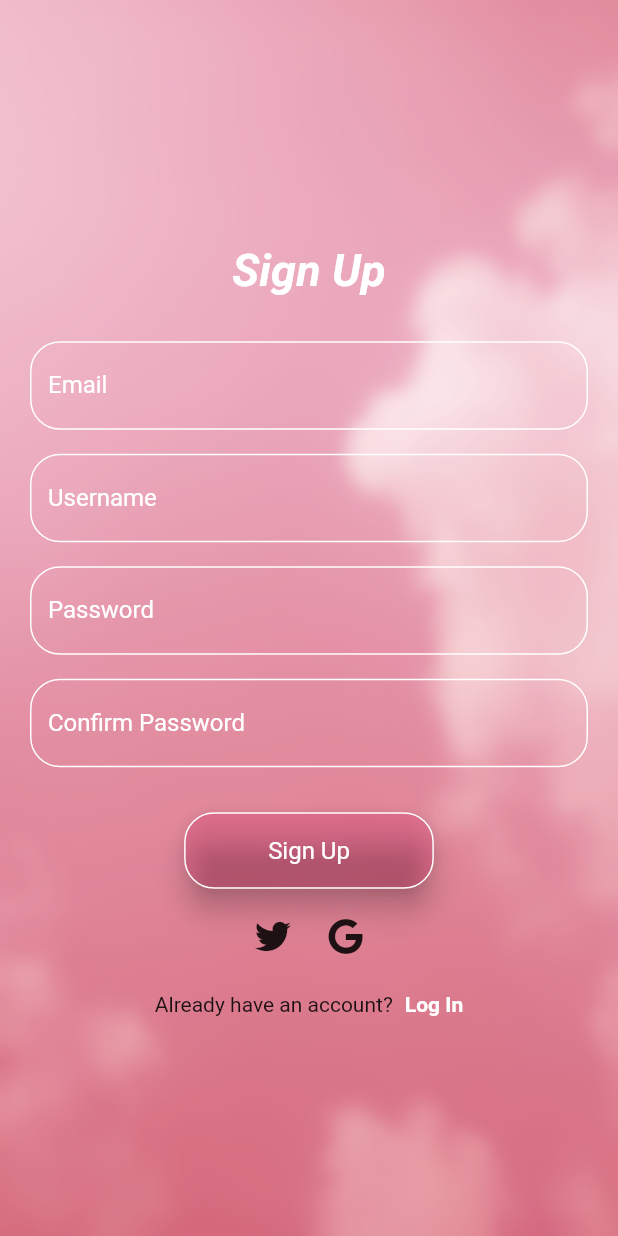
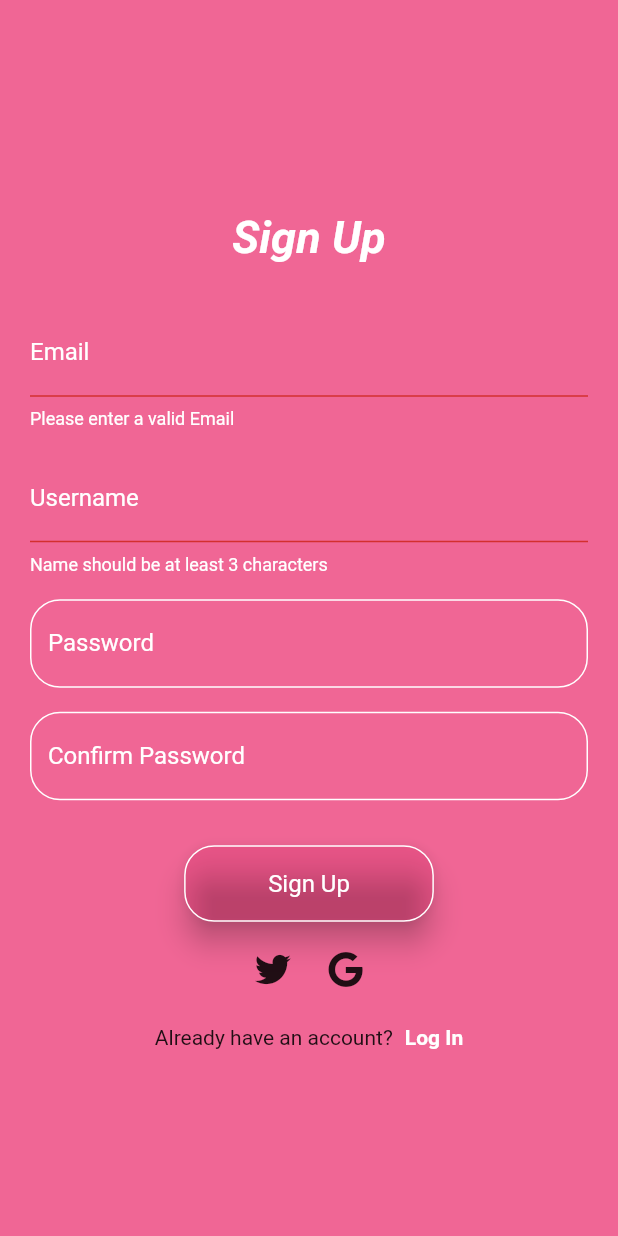
Before and after one commit to ameenakabir22/snippet_social_app, a Flutter app: the screen it shows after launch, after a tap on "Sign Up", on a phone screen of 412 x 824 dp. Run offline on Flutter 3.47's test engine with Material 2 defaults, Android fonts, the phone set to English and light mode, and no system bars; our stand-ins replace font_awesome_flutter.

Commit message:
i validated the email and the username text field

```diff
--- a/lib/pages/sign_up.dart
+++ b/lib/pages/sign_up.dart
@@ -1,6 +1,8 @@
 import 'package:flutter/material.dart';
 import 'dart:ui';
 import 'package:font_awesome_flutter/font_awesome_flutter.dart';
+
+final _formKey = GlobalKey<FormState>();
 
 class SignUp extends StatefulWidget {
   const SignUp({Key? key}) : super(key: key);
@@ -10,7 +12,17 @@ class SignUp extends StatefulWidget {
 }
 
 class _SignUpState extends State<SignUp> {
-  TextEditingController _usernameController = TextEditingController();
+  String? validateEmail(String? email) {
+    RegExp emailRegex = RegExp(r'^[\w\.-]+@[\w-]+\.[a-zA-Z]{2,3}$');
+    final isEmailValid = emailRegex.hasMatch(email ?? '');
+
+    if (!isEmailValid) {
+      return 'Please enter a valid Email';
+    }
+    return null;
+  }
+
+  TextEditingController _userNameController = TextEditingController();
   TextEditingController _emailController = TextEditingController();
   TextEditingController _passwordController = TextEditingController();
   TextEditingController _confirmPasswordController = TextEditingController();
@@ -19,20 +31,14 @@ class _SignUpState extends State<SignUp> {
   Widget build(BuildContext context) {
     return Scaffold(
       body: Container(
-        decoration: BoxDecoration(
-          image: DecorationImage(
-            image: AssetImage(
-                'assets/backdrop.jpg'), // Replace with your background image
-            fit: BoxFit.cover,
-          ),
-        ),
-        child: BackdropFilter(
-          filter: ImageFilter.blur(sigmaX: 5, sigmaY: 5),
+        decoration: BoxDecoration(color: Colors.pink[400]),
         child: Container(
           color: Colors.white
               .withOpacity(0.2), // Adjust opacity for the glass effect
           child: Padding(
             padding: const EdgeInsets.all(20.0),
+            child: Form(
+              key: _formKey,
               child: Column(
                 mainAxisAlignment: MainAxisAlignment.center,
                 crossAxisAlignment: CrossAxisAlignment.center,
@@ -50,7 +56,7 @@ class _SignUpState extends State<SignUp> {
                   SizedBox(height: 30.0),
 
                   // text field for email
-                  TextField(
+                  TextFormField(
                     decoration: InputDecoration(
                         labelText: 'Email',
                         labelStyle: TextStyle(
@@ -64,13 +70,14 @@ class _SignUpState extends State<SignUp> {
                           borderRadius: BorderRadius.circular(20),
                           borderSide: BorderSide(color: Colors.white),
                         ),
-                    ),
+                        errorStyle: TextStyle(color: Colors.white)),
+                    validator: validateEmail,
                     keyboardType: TextInputType.emailAddress,
                     controller: _emailController,
                   ),
                   SizedBox(height: 16.0),
                   // text field for username
-                  TextField(
+                  TextFormField(
                     decoration: InputDecoration(
                         labelText: 'Username',
                         labelStyle: TextStyle(color: Colors.white),
@@ -82,12 +89,15 @@ class _SignUpState extends State<SignUp> {
                           borderRadius: BorderRadius.circular(20),
                           borderSide: BorderSide(color: Colors.white),
                         ),
-                    ),
-                    controller: _usernameController,
+                        errorStyle: TextStyle(color: Colors.white)),
+                    validator: (userName) => userName!.length < 3
+                        ? 'Name should be at least 3 characters'
+                        : null,
+                    controller: _userNameController,
                   ),
                   SizedBox(height: 16.0),
                   // Text field for password
-                  TextField(
+                  TextFormField(
                     controller: _passwordController,
                     decoration: InputDecoration(
                       labelText: 'Password',
@@ -108,7 +118,7 @@ class _SignUpState extends State<SignUp> {
                     height: 16.0,
                   ),
                   // text field for confirm password
-                  TextField(
+                  TextFormField(
                     controller: _confirmPasswordController,
                     decoration: InputDecoration(
                       labelText: 'Confirm Password',
@@ -130,23 +140,15 @@ class _SignUpState extends State<SignUp> {
                   // sign up button
                   ElevatedButton(
                     onPressed: () {
+                      _formKey.currentState!.validate();
                       // Perform sign-up logic
-                      String username = _usernameController.text.trim();
+                      if (_formKey.currentState!.validate()) {
+                        String username = _userNameController.text.trim();
                         String email = _emailController.text.trim();
                         String password = _passwordController.text.trim();
                         String confirmPassword =
                             _confirmPasswordController.text.trim();
                         // Implement your sign-up logic here
-                      // Check for empty fields
-                      if (username.isEmpty ||
-                          email.isEmpty ||
-                          password.isEmpty ||
-                          confirmPassword.isEmpty) {
-                        // Handle empty fields
-                        print('Please fill in all fields');
-                        return;
-                      }
-
                         // Check if passwords match
                         if (password != confirmPassword) {
                           // Handle mismatched passwords
@@ -154,23 +156,22 @@ class _SignUpState extends State<SignUp> {
                           return;
                         }
 
-                      //  print the entered values
+                        // Print the entered values
                         print('Username: $username');
                         print('Email: $email');
                         print('Password: $password');
+                      }
                     },
                     style: ButtonStyle(
-                      backgroundColor: MaterialStateProperty.all<Color>(Colors
-                          .pink
-                          .withOpacity(0.2)), // Background color with opacity
+                      backgroundColor: MaterialStateProperty.all<Color>(
+                          Colors.pink.withOpacity(0.2)),
                       textStyle: MaterialStateProperty.all<TextStyle>(
                         TextStyle(
                           fontSize: 16,
-                          color: Colors.white, // Text color
+                          color: Colors.white,
                         ),
                       ),
-                      elevation:
-                          MaterialStateProperty.all<double>(8), // Elevation
+                      elevation: MaterialStateProperty.all<double>(8),
                       shape: MaterialStateProperty.all<OutlinedBorder>(
                         RoundedRectangleBorder(
                           borderRadius: BorderRadius.circular(20),
```
Lines whose indentation alone changed are shown as unchanged.
